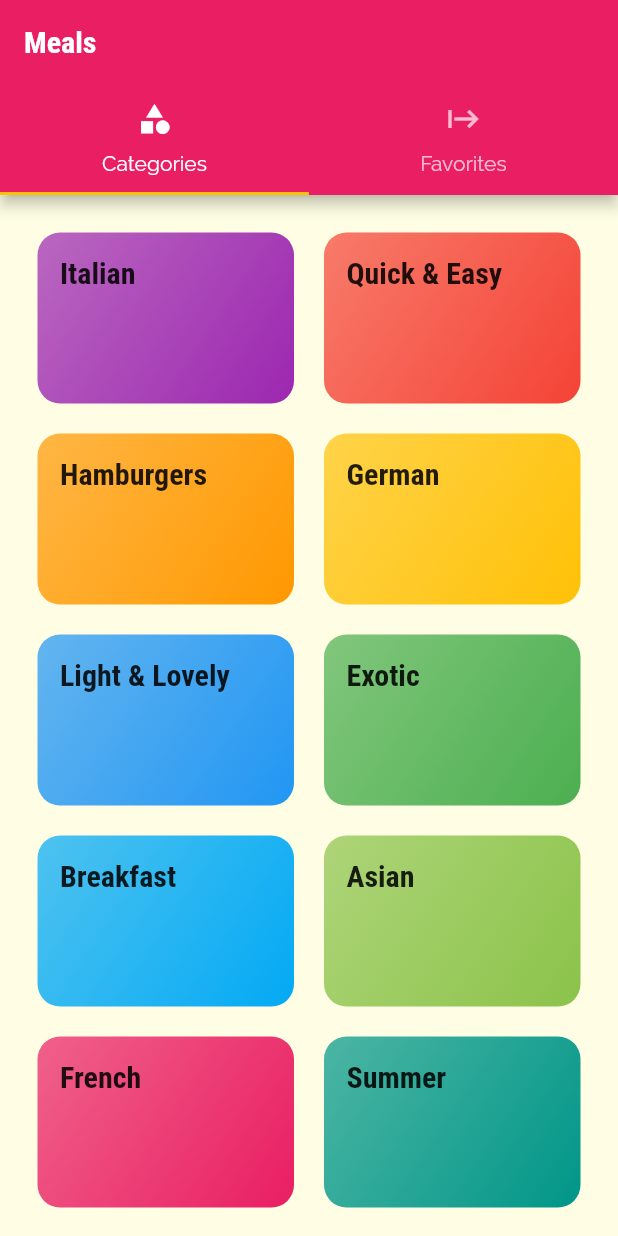
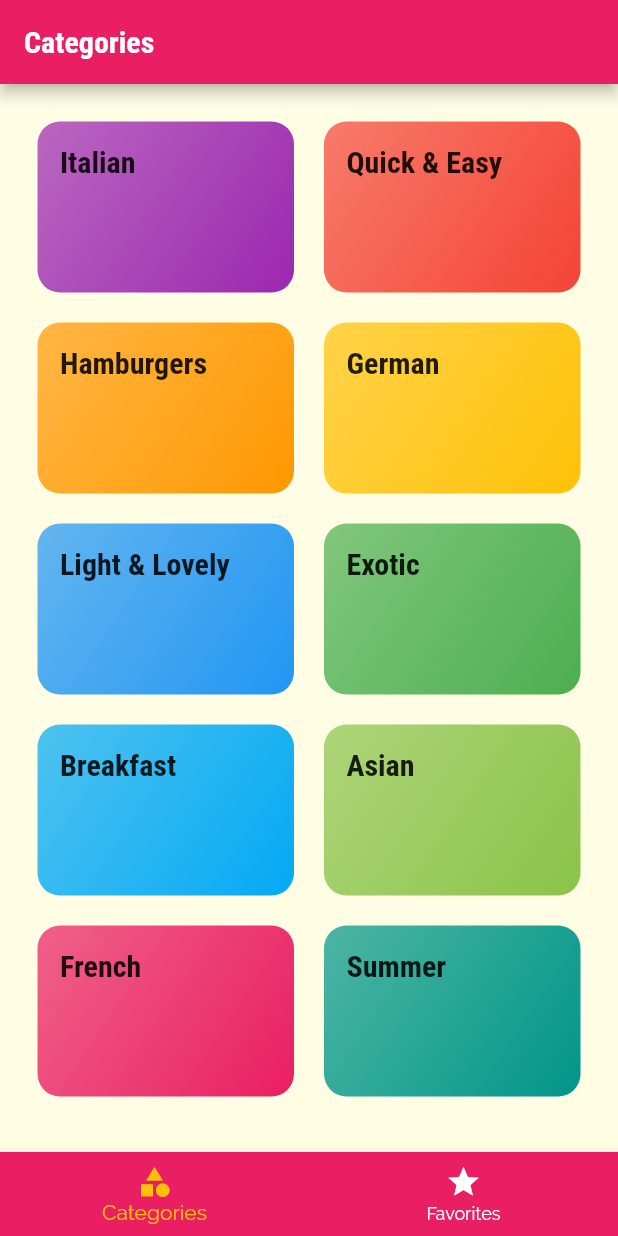
Before and after one commit to oNora/flutter-playground, a Flutter app: the screen it shows after launch, on a phone screen of 412 x 824 dp. Run offline on Flutter 3.47's test engine with Material 2 defaults, Android fonts, the phone set to English and light mode, and no system bars.

Commit message:
second way to add tapbar in a app

```diff
--- a/meals_app/lib/screens/tabs_screen.dart
+++ b/meals_app/lib/screens/tabs_screen.dart
@@ -8,26 +8,72 @@ class TabsScreen extends StatefulWidget {
 }
 
 class _TabsScreenState extends State<TabsScreen> {
+  final List<Map<String, Object>> _pages = [
+    {'page': CategoriesScreen(), 'title': 'Categories'},
+    {'page': FavoritesScreen(), 'title': 'Favorites'},
+  ];
+
+  int _selectedPAgeIndex = 0;
+
+  // method for the second way to create a tapbar
+  void _selectPage(int index) {
+    setState(() {
+      _selectedPAgeIndex = index;
+    });
+  }
+
   @override
   Widget build(BuildContext context) {
-    return DefaultTabController(
-        length: 2,
-        child: Scaffold(
-          appBar: AppBar(
-            title: Text('Meals'),
-            bottom: TabBar(
-              tabs: <Widget>[
-                Tab(icon: Icon(Icons.category), text: 'Categories'),
-                Tab(icon: Icon(Icons.start), text: 'Favorites'),
-              ],
+    // for this approach there is no need of StatefulWidget
+    // return DefaultTabController(
+    //     length: 2,
+    //     child: Scaffold(
+    //       appBar: AppBar(
+    //         title: Text('Meals'),
+    //         bottom: TabBar(
+    //           tabs: <Widget>[
+    //             Tab(icon: Icon(Icons.category), text: 'Categories'),
+    //             Tab(icon: Icon(Icons.start), text: 'Favorites'),
+    //           ],
+    //         ),
+    //       ),
+    //       body: TabBarView(
+    //         children: <Widget>[
+    //           CategoriesScreen(),
+    //           FavoritesScreen(),
+    //         ],
+    //       ),
+    //     ));
+
+    // second way to add a tapbar. Here I have to control which tab which page will open
+    return Scaffold(
+      appBar: AppBar(
+        title: Text(_pages[_selectedPAgeIndex]['title']),
+      ),
+      body: _pages[_selectedPAgeIndex]['page'],
+      bottomNavigationBar: BottomNavigationBar(
+          onTap: _selectPage,
+          // this backgroundColor will be not needed if I use BottomNavigationBarTypeZ
+          backgroundColor: Theme.of(context).primaryColor,
+          unselectedItemColor: Colors.white,
+          selectedItemColor: Theme.of(context).accentColor,
+          // selectedFontSize: _selectedPAgeIndex.toDouble(),
+          // type: BottomNavigationBarType.shifting,
+          currentIndex: _selectedPAgeIndex,
+          items: [
+            BottomNavigationBarItem(
+              // this is needed only of the BottomNavigationBarType.shifting, is using
+              // backgroundColor: Theme.of(context).primaryColor,
+              icon: Icon(Icons.category),
+              label: 'Categories',
             ),
-          ),
-          body: TabBarView(
-            children: <Widget>[
-              CategoriesScreen(),
-              FavoritesScreen(),
-            ],
-          ),
-        ));
+            BottomNavigationBarItem(
+              // this is needed only of the BottomNavigationBarType.shifting, is using
+              // backgroundColor: Theme.of(context).primaryColor,
+              icon: Icon(Icons.star),
+              label: 'Favorites',
+            )
+          ]),
+    );
   }
 }
```
